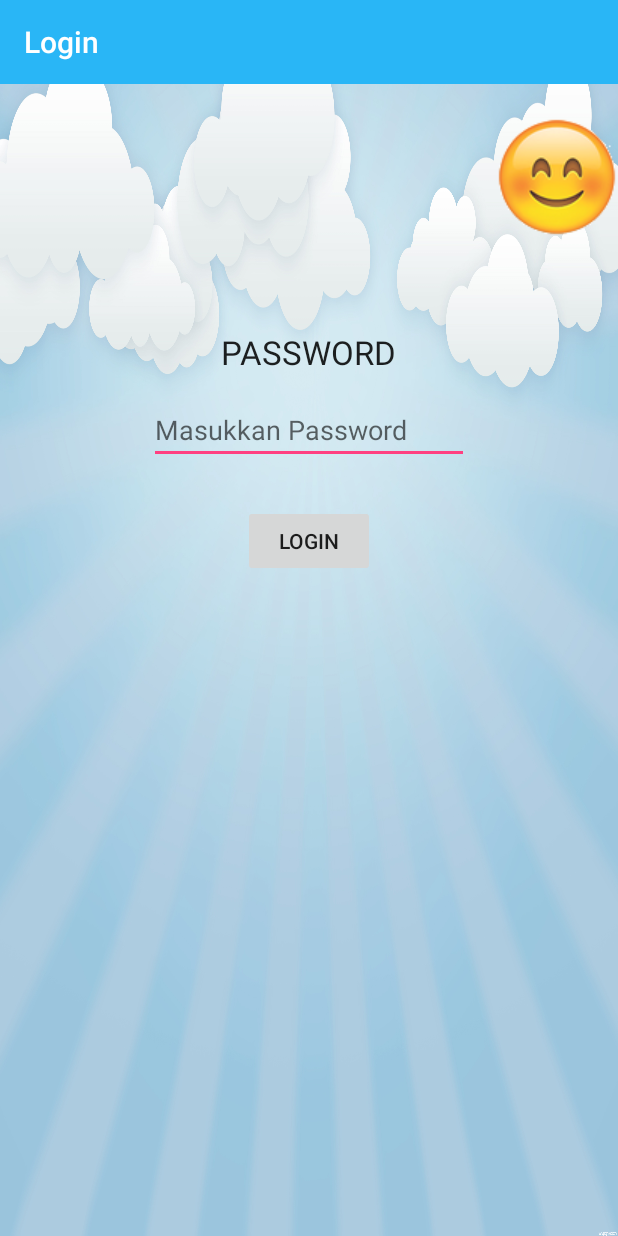
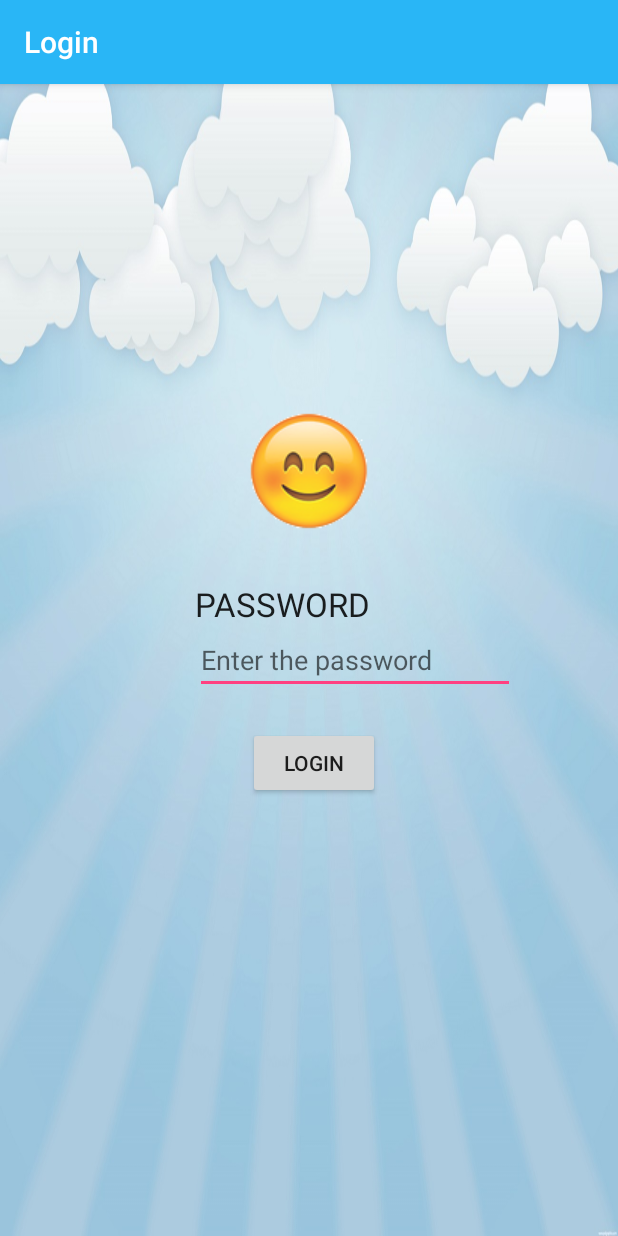
Before and after one commit to Abelbimaw/MyLife, an Android app: the LoginActivity screen opened directly, with no data from a screen before it, on a phone screen of 412 x 824 dp. Run offline under Robolectric (Android 15) with nearby library versions, the phone set to English and light mode, and no system bars.

Commit message:
commited last time idk - Evan

```diff
--- a/app/build.gradle
+++ b/app/build.gradle
@@ -26,4 +26,5 @@ dependencies {
     })
     compile 'com.android.support:appcompat-v7:25.0.1'
     testCompile 'junit:junit:4.12'
+    compile 'com.google.android.gms:play-services-appindexing:8.4.0'
 }
--- a/app/src/main/AndroidManifest.xml
+++ b/app/src/main/AndroidManifest.xml
@@ -4,7 +4,7 @@
 
     <application
         android:allowBackup="true"
-        android:icon="@mipmap/ic_launcher"
+        android:icon="@drawable/wibu"
         android:label="@string/app_name"
         android:supportsRtl="true"
         android:theme="@style/AppTheme">
@@ -22,7 +22,11 @@
             android:label="Login" />
         <activity
             android:name=".RegisterActivity"
-            android:label="Register"></activity>
+            android:label="Register"></activity><!-- ATTENTION: This was auto-generated to add Google Play services to your project for
+     App Indexing.  See https://g.co/AppIndexing/AndroidStudio for more information. -->
+        <meta-data
+            android:name="com.google.android.gms.version"
+            android:value="@integer/google_play_services_version"/>
     </application>
 
 </manifest>
--- a/app/src/main/java/id/sch/smktelkom_mlg/project/xirpl301101928/mylife/RegisterActivity.java
+++ b/app/src/main/java/id/sch/smktelkom_mlg/project/xirpl301101928/mylife/RegisterActivity.java
@@ -9,16 +9,13 @@ import android.view.View;
 import android.widget.EditText;
 import android.widget.Toast;
 
-
 public class RegisterActivity extends ActionBarActivity {
     private static final String mypref = "Mypref";
     SharedPreferences sp;
     EditText edtn;
     EditText edtp;
-
     @Override
     protected void onCreate(Bundle savedInstanceState) {
-        // TODO Auto-generated method stub
         super.onCreate(savedInstanceState);
         setContentView(R.layout.reg_activity);
         edtn = (EditText) findViewById(R.id.editText1);
@@ -44,6 +41,4 @@ public class RegisterActivity extends ActionBarActivity {
             finish();
         }
     }
-
-
 }
--- a/app/src/main/res/layout/login_activity.xml
+++ b/app/src/main/res/layout/login_activity.xml
@@ -1,21 +1,31 @@
 <?xml version="1.0" encoding="utf-8"?>
 <RelativeLayout xmlns:android="http://schemas.android.com/apk/res/android"
-    xmlns:tools="http://schemas.android.com/tools"
-    android:layout_width="match_parent"
-    android:layout_height="match_parent"
-    android:background="@drawable/sky"
-    android:orientation="vertical"
-    tools:context="id.sch.smktelkom_mlg.project.xirpl301101928.mylife.LoginActivity">
+                xmlns:tools="http://schemas.android.com/tools"
+                android:layout_width="match_parent"
+                android:layout_height="match_parent"
+                android:background="@drawable/sky"
+                android:paddingBottom="@dimen/activity_vertical_margin"
+                android:paddingLeft="@dimen/activity_horizontal_margin"
+                android:paddingRight="@dimen/activity_horizontal_margin"
+                android:paddingTop="@dimen/activity_vertical_margin"
+                tools:context="id.sch.smktelkom_mlg.project.xirpl301101928.mylife.RegisterActivity">
 
+
+    <ImageView
+        android:id="@+id/imageView1"
+        android:layout_width="wrap_content"
+        android:layout_height="wrap_content"
+        android:layout_above="@+id/textView1"
+        android:layout_centerHorizontal="true"
+        android:layout_marginBottom="34dp"
+        android:src="@drawable/happy"/>
 
     <TextView
         android:id="@+id/textView1"
         android:layout_width="wrap_content"
         android:layout_height="wrap_content"
-        android:layout_below="@+id/imageView1"
-        android:layout_centerHorizontal="true"
-        android:layout_marginTop="40dp"
-        android:fontFamily="sans-serif"
+        android:layout_above="@+id/editl"
+        android:layout_alignRight="@+id/imageView1"
         android:text="PASSWORD"
         android:textAppearance="?android:attr/textAppearanceLarge" />
 
@@ -23,31 +33,24 @@
         android:id="@+id/editl"
         android:layout_width="wrap_content"
         android:layout_height="wrap_content"
-        android:layout_alignTop="@+id/textView1"
-        android:layout_centerHorizontal="true"
-        android:layout_marginTop="44dp"
+        android:layout_alignLeft="@+id/textView1"
+        android:layout_centerVertical="true"
         android:ems="10"
-        android:fontFamily="sans-serif"
-        android:hint="Masukkan Password"
-        android:inputType="textPersonName" />
+        android:hint="Enter the password"
+        android:inputType="textPassword">
+
+        <requestFocus/>
+    </EditText>
+
 
     <Button
         android:id="@+id/button1"
         android:layout_width="wrap_content"
         android:layout_height="wrap_content"
+        android:layout_alignLeft="@+id/imageView1"
         android:layout_below="@+id/editl"
-        android:layout_centerHorizontal="true"
-        android:layout_marginTop="27dp"
+        android:layout_marginTop="22dp"
         android:onClick="login"
         android:text="login" />
 
-    <ImageView
-        android:id="@+id/imageView1"
-        android:layout_width="wrap_content"
-        android:layout_height="124dp"
-        android:layout_alignParentEnd="true"
-        android:layout_alignParentRight="true"
-        android:layout_alignTop="@+id/imageView1"
-        android:src="@drawable/happy" />
-
 </RelativeLayout>
--- a/app/src/main/res/layout/reg_activity.xml
+++ b/app/src/main/res/layout/reg_activity.xml
@@ -16,7 +16,7 @@
         android:layout_alignLeft="@+id/editText1"
         android:layout_alignParentTop="true"
         android:layout_marginTop="184dp"
-        android:text="Username"
+        android:text="NAME"
         android:textAppearance="?android:attr/textAppearanceLarge" />
 
     <EditText
@@ -26,7 +26,6 @@
         android:layout_below="@+id/textView1"
         android:layout_centerHorizontal="true"
         android:ems="10"
-        android:hint="Masuukan Username"
         android:inputType="textPersonName">
 
         <requestFocus />
@@ -49,7 +48,7 @@
         android:layout_alignLeft="@+id/editText1"
         android:layout_below="@+id/textView2"
         android:ems="10"
-        android:hint="Massukkan Password"
+        android:hint="Enter password"
         android:inputType="textPassword" />
 
     <ImageView
```
Also changed, not shown: app/src/main/res/drawable/sky.jpg (deleted), app/src/main/res/drawable/sky.png (added). Lines whose indentation alone changed are shown as unchanged.
